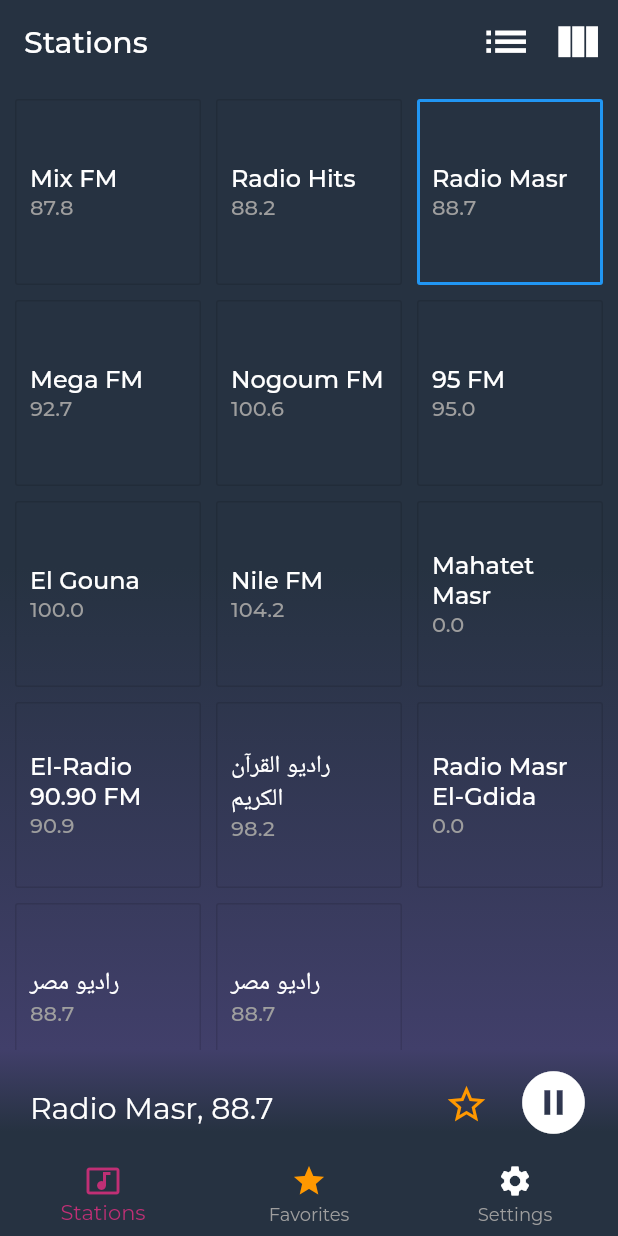
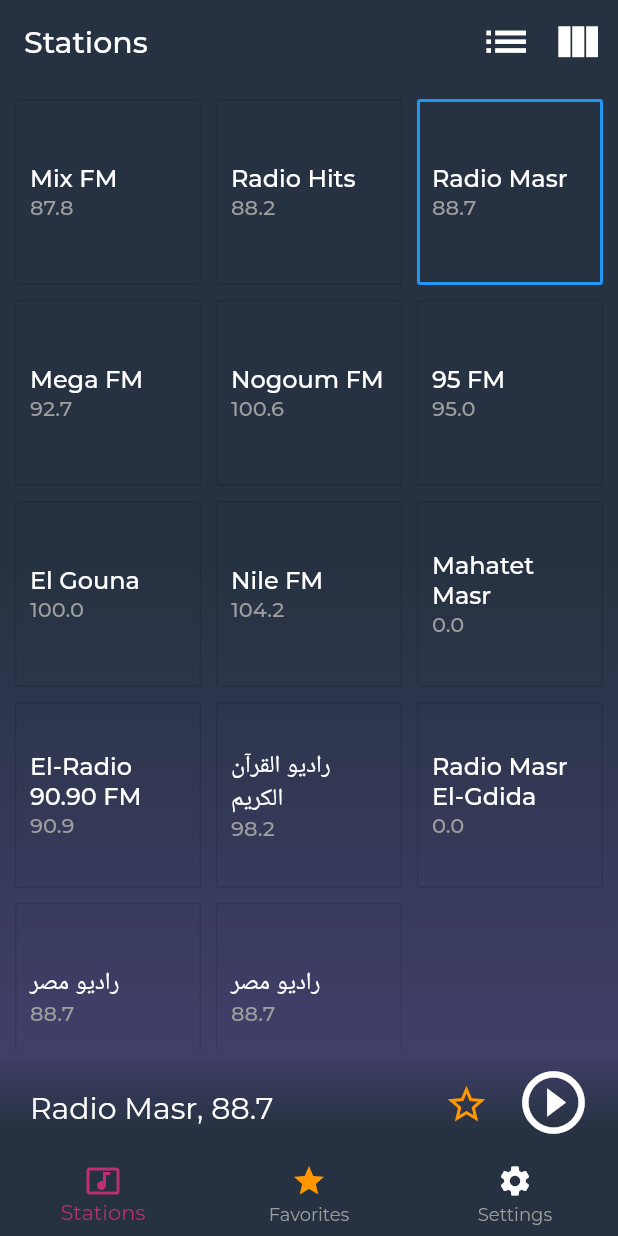
Before and after one commit to Andrewngabriel/radio-player, a Flutter app: the screen it shows after launch, after a tap on "Radio Hits", after a tap on "Radio Masr", on a phone screen of 412 x 824 dp. Run offline on Flutter 3.47's test engine with Material 2 defaults, Android fonts, the phone set to English and light mode, and no system bars; our stand-ins replace audioplayers, google_fonts; network calls fail.

```diff
--- a/lib/main.dart
+++ b/lib/main.dart
@@ -1,5 +1,8 @@
+import 'dart:io';
+
 import 'package:flutter/material.dart';
-import 'package:flutter_radio/flutter_radio.dart';
+//import 'package:flutter_radio/flutter_radio.dart';
+import 'package:audioplayers/audioplayers.dart';
 
 import './config.dart';
 import './models/radio_station.dart';
@@ -34,6 +37,7 @@ class _MyHomePageState extends State<MyHomePage> {
   PlayerState _playerState = PlayerState.STOPPED;
   StationList _externalStationsList = new StationList();
   List<RadioStation> _radioList = StationList.list;
+  AudioPlayer audioPlayer = AudioPlayer();
 
   _getMoreStations() {
     _externalStationsList.parseStreemaStationsInfo().then((stationsList) {
@@ -48,6 +52,7 @@ class _MyHomePageState extends State<MyHomePage> {
   @override
   void initState() {
     super.initState();
+    AudioPlayer.logEnabled = true;
     _getMoreStations();
   }
 
@@ -63,10 +68,11 @@ class _MyHomePageState extends State<MyHomePage> {
     }
   }
 
-  void _play() {
+  void _play() async {
     if (_playerState != PlayerState.PLAYING) {
       try {
-        FlutterRadio.play(url: this._radioList[_selectedIndex].url);
+        var _ = await audioPlayer.play(this._radioList[_selectedIndex].url);
+        _setNotification();
         setState(() => this._playerState = PlayerState.PLAYING);
       } catch (e) {
         print(e);
@@ -74,10 +80,18 @@ class _MyHomePageState extends State<MyHomePage> {
     }
   }
 
+  void _setNotification() {
+    if (Platform.isIOS) {
+      audioPlayer.setNotification(
+        title: this._radioList[_selectedIndex].name,
+        artist: this._radioList[_selectedIndex].frequency.toString(),
+      );
+    }
+  }
+
   void _pause() {
     if (_playerState == PlayerState.PLAYING) {
       try {
-        FlutterRadio.pause(url: this._radioList[_selectedIndex].url);
         setState(() => this._playerState = PlayerState.PAUSED);
       } catch (e) {
         print(e);
@@ -85,11 +99,11 @@ class _MyHomePageState extends State<MyHomePage> {
     }
   }
 
-  void _stop() {
+  void _stop() async {
     if (_playerState == PlayerState.PAUSED ||
         _playerState == PlayerState.PLAYING) {
       try {
-        FlutterRadio.stop();
+        await audioPlayer.stop();
         setState(() => this._playerState = PlayerState.STOPPED);
       } catch (e) {
         print(e);
@@ -138,7 +152,7 @@ class _MyHomePageState extends State<MyHomePage> {
 
   @override
   void dispose() {
-    FlutterRadio.stop();
+//    FlutterRadio.stop();
     super.dispose();
   }
 
```
